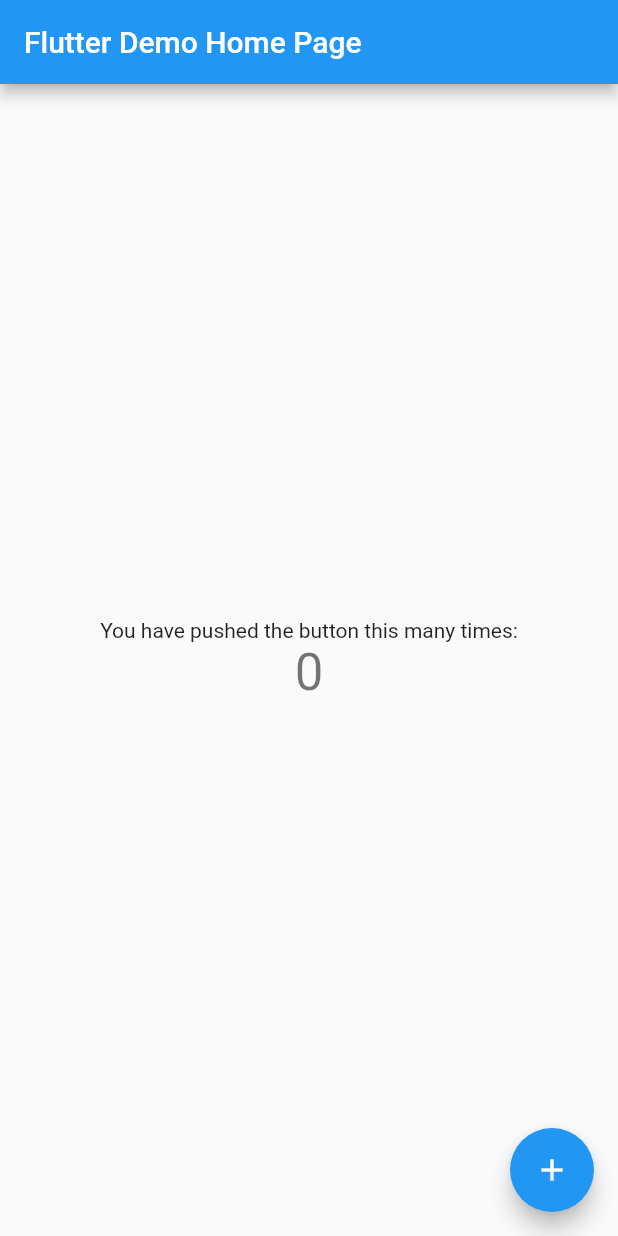
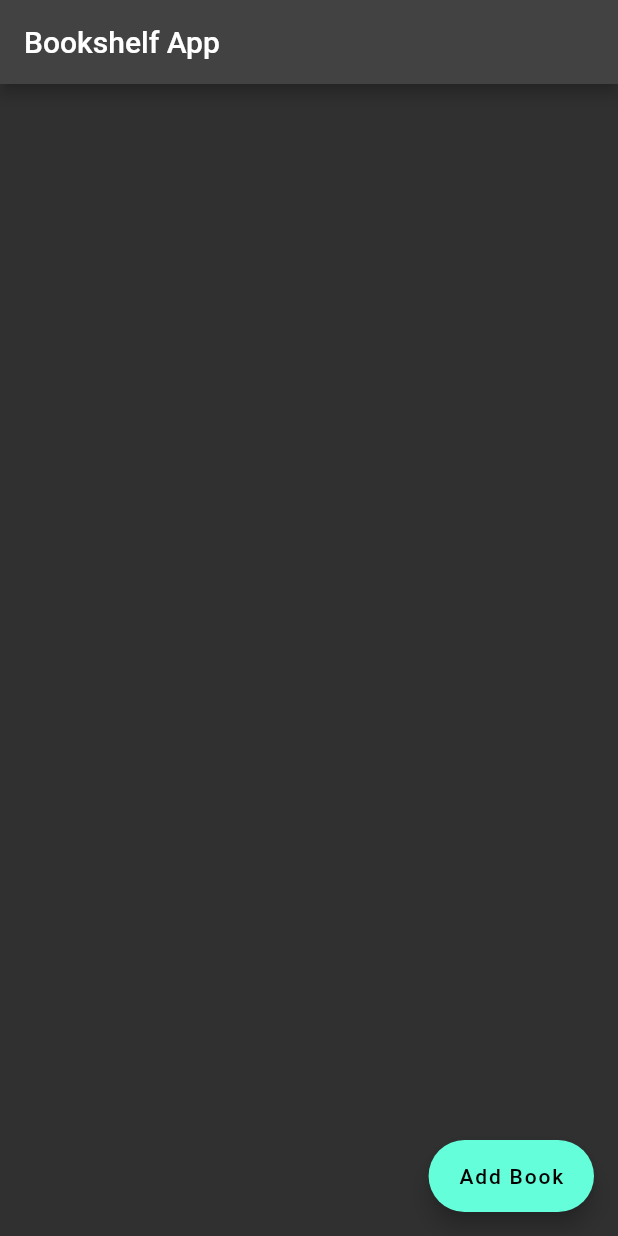
Before and after one commit to rafifwhy/bookshelf_app, a Flutter app: the screen it shows after launch, on a phone screen of 412 x 824 dp. Run offline on Flutter 3.47's test engine with Material 2 defaults, Android fonts, the phone set to English and light mode, and no system bars.

Commit message:
Add book

```diff
--- a/lib/main.dart
+++ b/lib/main.dart
@@ -1,3 +1,4 @@
+import 'package:bookshelf_app/pages/home_page.dart';
 import 'package:flutter/material.dart';
 
 void main() {
@@ -7,109 +8,12 @@
 class MyApp extends StatelessWidget {
   const MyApp({super.key});
 
-  // This widget is the root of your application.
   @override
   Widget build(BuildContext context) {
     return MaterialApp(
-      title: 'Flutter Demo',
-      theme: ThemeData(
-        // This is the theme of your application.
-        //
-        // Try running your application with "flutter run". You'll see the
-        // application has a blue toolbar. Then, without quitting the app, try
-        // changing the primarySwatch below to Colors.green and then invoke
-        // "hot reload" (press "r" in the console where you ran "flutter run",
-        // or simply save your changes to "hot reload" in a Flutter IDE).
-        // Notice that the counter didn't reset back to zero; the application
-        // is not restarted.
-        primarySwatch: Colors.blue,
-      ),
-      home: const MyHomePage(title: 'Flutter Demo Home Page'),
+      debugShowCheckedModeBanner: false,
+      theme: ThemeData.dark(),
+      home: HomePage(),
     );
   }
 }
-
-class MyHomePage extends StatefulWidget {
-  const MyHomePage({super.key, required this.title});
-
-  // This widget is the home page of your application. It is stateful, meaning
-  // that it has a State object (defined below) that contains fields that affect
-  // how it looks.
-
-  // This class is the configuration for the state. It holds the values (in this
-  // case the title) provided by the parent (in this case the App widget) and
-  // used by the build method of the State. Fields in a Widget subclass are
-  // always marked "final".
-
-  final String title;
-
-  @override
-  State<MyHomePage> createState() => _MyHomePageState();
-}
-
-class _MyHomePageState extends State<MyHomePage> {
-  int _counter = 0;
-
-  void _incrementCounter() {
-    setState(() {
-      // This call to setState tells the Flutter framework that something has
-      // changed in this State, which causes it to rerun the build method below
-      // so that the display can reflect the updated values. If we changed
-      // _counter without calling setState(), then the build method would not be
-      // called again, and so nothing would appear to happen.
-      _counter++;
-    });
-  }
-
-  @override
-  Widget build(BuildContext context) {
-    // This method is rerun every time setState is called, for instance as done
-    // by the _incrementCounter method above.
-    //
-    // The Flutter framework has been optimized to make rerunning build methods
-    // fast, so that you can just rebuild anything that needs updating rather
-    // than having to individually change instances of widgets.
-    return Scaffold(
-      appBar: AppBar(
-        // Here we take the value from the MyHomePage object that was created by
-        // the App.build method, and use it to set our appbar title.
-        title: Text(widget.title),
-      ),
-      body: Center(
-        // Center is a layout widget. It takes a single child and positions it
-        // in the middle of the parent.
-        child: Column(
-          // Column is also a layout widget. It takes a list of children and
-          // arranges them vertically. By default, it sizes itself to fit its
-          // children horizontally, and tries to be as tall as its parent.
-          //
-          // Invoke "debug painting" (press "p" in the console, choose the
-          // "Toggle Debug Paint" action from the Flutter Inspector in Android
-          // Studio, or the "Toggle Debug Paint" command in Visual Studio Code)
-          // to see the wireframe for each widget.
-          //
-          // Column has various properties to control how it sizes itself and
-          // how it positions its children. Here we use mainAxisAlignment to
-          // center the children vertically; the main axis here is the vertical
-          // axis because Columns are vertical (the cross axis would be
-          // horizontal).
-          mainAxisAlignment: MainAxisAlignment.center,
-          children: <Widget>[
-            const Text(
-              'You have pushed the button this many times:',
-            ),
-            Text(
-              '$_counter',
-              style: Theme.of(context).textTheme.headline4,
-            ),
-          ],
-        ),
-      ),
-      floatingActionButton: FloatingActionButton(
-        onPressed: _incrementCounter,
-        tooltip: 'Increment',
-        child: const Icon(Icons.add),
-      ), // This trailing comma makes auto-formatting nicer for build methods.
-    );
-  }
-}
--- /dev/null
+++ b/lib/pages/home_page.dart
@@ -0,0 +1,28 @@
+import 'package:bookshelf_app/pages/add_book_page.dart';
+import 'package:flutter/material.dart';
+
+class HomePage extends StatefulWidget {
+  const HomePage({super.key});
+
+  @override
+  State<HomePage> createState() => _HomePageState();
+}
+
+class _HomePageState extends State<HomePage> {
+  @override
+  Widget build(BuildContext context) {
+    return Scaffold(
+      appBar: AppBar(title: Text('Bookshelf App')),
+      floatingActionButton: FloatingActionButton.extended(
+          onPressed: navToAddBook, label: Text('Add Book')),
+    );
+  }
+
+  void navToAddBook() {
+    final route = MaterialPageRoute(
+      builder: (context) => AddBookPage(),
+    );
+
+    Navigator.push(context, route);
+  }
+}
--- a/pubspec.yaml
+++ b/pubspec.yaml
@@ -36,6 +36,7 @@
   # The following adds the Cupertino Icons font to your application.
   # Use with the CupertinoIcons class for iOS style icons.
   cupertino_icons: ^1.0.2
+  http: ^0.13.5
 
 dev_dependencies:
   flutter_test:
```
Also changed, not shown: lib/pages/add_book_page.dart (added, +76 -0 lines), pubspec.lock.
